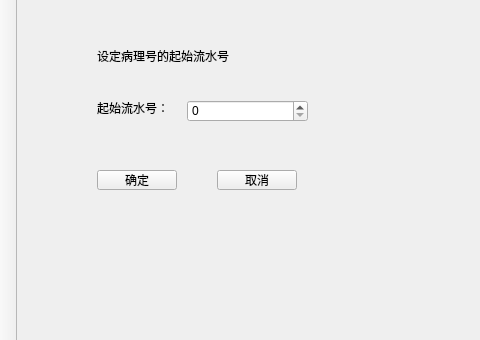
This is tabsystemset/tabsystemset.ui in YYC572652645/PatholoSystem as Qt 5 draws it before an edit; both pictures show x 0 to 480 and y 0 to 340 of the 800 by 600 pixel window. The edited form follows.
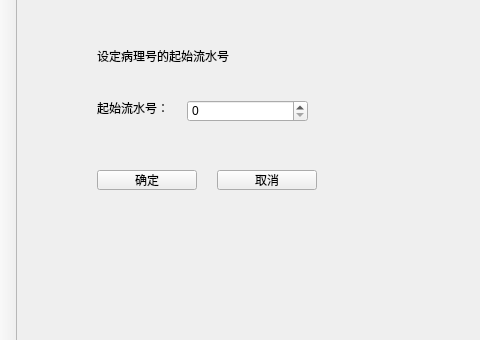
This is the edited form.

```diff
--- a/tabsystemset/tabsystemset.ui
+++ b/tabsystemset/tabsystemset.ui
@@ -55,10 +55,16 @@
      <rect>
       <x>80</x>
       <y>170</y>
-      <width>80</width>
+      <width>100</width>
       <height>20</height>
      </rect>
     </property>
+    <property name="minimumSize">
+     <size>
+      <width>100</width>
+      <height>0</height>
+     </size>
+    </property>
     <property name="text">
      <string>确定</string>
     </property>
@@ -68,10 +74,16 @@
      <rect>
       <x>200</x>
       <y>170</y>
-      <width>80</width>
+      <width>100</width>
       <height>20</height>
      </rect>
     </property>
+    <property name="minimumSize">
+     <size>
+      <width>100</width>
+      <height>0</height>
+     </size>
+    </property>
     <property name="text">
      <string>取消</string>
     </property>
```
